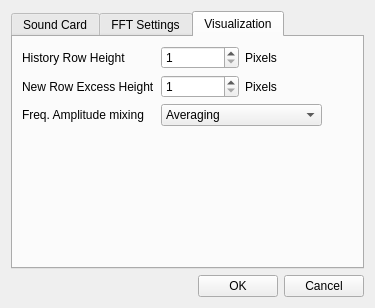
mkhorram/audio-spectrum-visualizer, file src/dialogsettings.ui: the form before one commit.
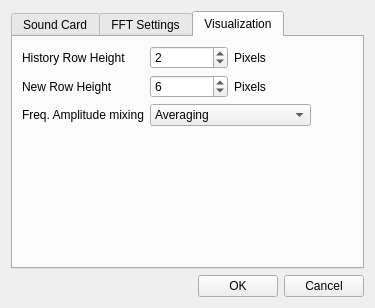
The form after the commit. The open tabs and pages were chosen to show the change.

Commit message: Now, PixelHeight of each row can be read from dialogsettings

```diff
--- a/src/dialogsettings.ui
+++ b/src/dialogsettings.ui
@@ -267,7 +267,7 @@
        <item row="1" column="0">
         <widget class="QLabel" name="label_9">
          <property name="text">
-          <string>New Row Excess Height</string>
+          <string>New Row Height</string>
          </property>
         </widget>
        </item>
@@ -277,7 +277,10 @@
           <number>1</number>
          </property>
          <property name="maximum">
-          <number>20</number>
+          <number>50</number>
+         </property>
+         <property name="value">
+          <number>6</number>
          </property>
         </widget>
        </item>
@@ -300,7 +303,10 @@
           <number>1</number>
          </property>
          <property name="maximum">
-          <number>5</number>
+          <number>50</number>
+         </property>
+         <property name="value">
+          <number>2</number>
          </property>
         </widget>
        </item>
```
Left out of the diff: 2 changed lines with no effect on the pictures. The commit also changes 2 other files.
